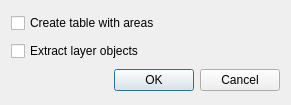
The window that layersettingsdialogbase.ui (nextgis/qgis_reporter) describes before a commit, drawn with Qt 5.
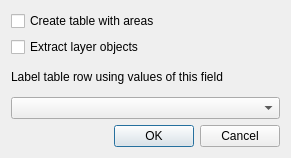
The same window after the commit.

Commit message: field selector to choose labels for tables, still incomplete

The edit to the form file:
```diff
--- a/layersettingsdialogbase.ui
+++ b/layersettingsdialogbase.ui
@@ -7,7 +7,7 @@
     <x>0</x>
     <y>0</y>
     <width>291</width>
-    <height>105</height>
+    <height>158</height>
    </rect>
   </property>
   <property name="windowTitle">
@@ -28,6 +28,16 @@
      </property>
     </widget>
    </item>
+   <item>
+    <widget class="QLabel" name="label">
+     <property name="text">
+      <string>Label table row using values of this field</string>
+     </property>
+    </widget>
+   </item>
+   <item>
+    <widget class="QComboBox" name="cmbLabelField"/>
+   </item>
    <item>
     <widget class="QDialogButtonBox" name="buttonBox">
      <property name="orientation">
```
The commit also changes 3 other files.
